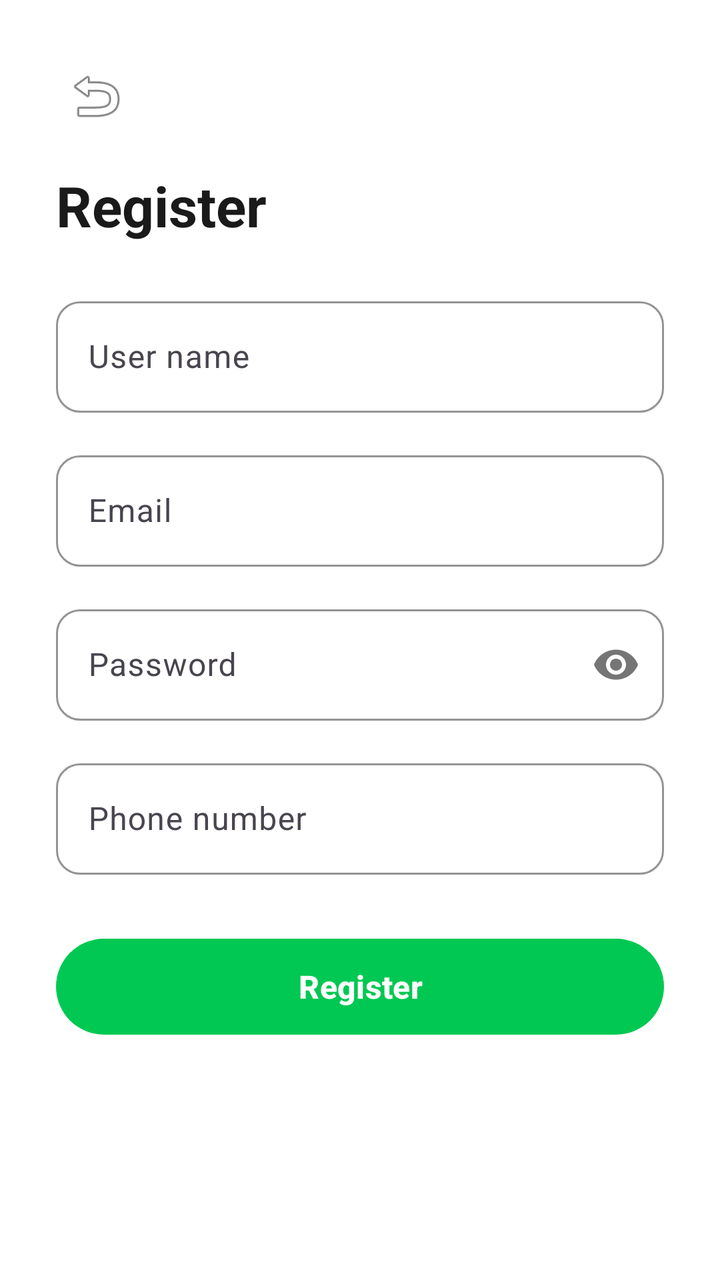
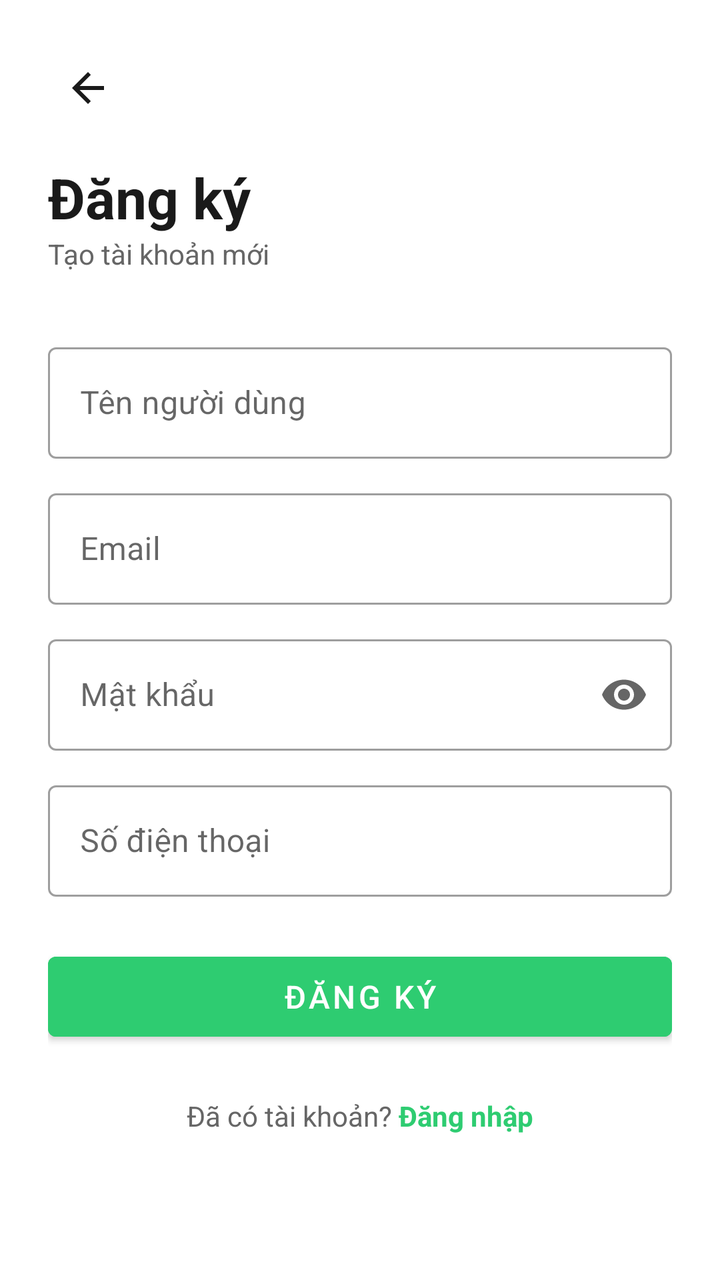

Two renders of the same Android screen: before a commit and after it. Below are the layout's source before the change and the commit's diff.
<!-- AndroidManifest.xml: application theme Theme.AutoDeliveryApp -->
<!-- res/layout/activity_register.xml -->
<?xml version="1.0" encoding="utf-8"?>
<ScrollView xmlns:android="http://schemas.android.com/apk/res/android"
    android:layout_width="match_parent"
    android:layout_height="match_parent"
    android:background="@color/white">

    <LinearLayout
        android:layout_width="match_parent"
        android:layout_height="wrap_content"
        android:orientation="vertical"
        android:padding="28dp">

        
        <ImageButton
            android:id="@+id/btnBack"
            android:layout_width="40dp"
            android:layout_height="40dp"
            android:background="?attr/selectableItemBackgroundBorderless"
            android:src="@android:drawable/ic_menu_revert"
            android:layout_marginBottom="16dp" />

        <TextView
            android:layout_width="wrap_content"
            android:layout_height="wrap_content"
            android:text="Register"
            android:textSize="28sp"
            android:textStyle="bold"
            android:textColor="@color/text_primary"
            android:layout_marginBottom="24dp" />

        
        <com.google.android.material.textfield.TextInputLayout
            style="@style/InputField"
            android:layout_width="match_parent"
            android:layout_height="wrap_content"
            android:hint="User name"
            android:layout_marginBottom="16dp">
            <com.google.android.material.textfield.TextInputEditText
                android:id="@+id/etUsername"
                android:layout_width="match_parent"
                android:layout_height="wrap_content" />
        </com.google.android.material.textfield.TextInputLayout>

        
        <com.google.android.material.textfield.TextInputLayout
            style="@style/InputField"
            android:layout_width="match_parent"
            android:layout_height="wrap_content"
            android:hint="Email"
            android:layout_marginBottom="16dp">
            <com.google.android.material.textfield.TextInputEditText
                android:id="@+id/etEmail"
                android:layout_width="match_parent"
                android:layout_height="wrap_content"
                android:inputType="textEmailAddress" />
        </com.google.android.material.textfield.TextInputLayout>

        
        <com.google.android.material.textfield.TextInputLayout
            style="@style/InputField"
            android:layout_width="match_parent"
            android:layout_height="wrap_content"
            android:hint="Password"
            android:layout_marginBottom="16dp"
            xmlns:app="http://schemas.android.com/apk/res-auto"
            app:passwordToggleEnabled="true">
            <com.google.android.material.textfield.TextInputEditText
                android:id="@+id/etPassword"
                android:layout_width="match_parent"
                android:layout_height="wrap_content"
                android:inputType="textPassword" />
        </com.google.android.material.textfield.TextInputLayout>

        
        <com.google.android.material.textfield.TextInputLayout
            style="@style/InputField"
            android:layout_width="match_parent"
            android:layout_height="wrap_content"
            android:hint="Phone number"
            android:layout_marginBottom="28dp">
            <com.google.android.material.textfield.TextInputEditText
                android:id="@+id/etPhone"
                android:layout_width="match_parent"
                android:layout_height="wrap_content"
                android:inputType="phone" />
        </com.google.android.material.textfield.TextInputLayout>

        
        <com.google.android.material.button.MaterialButton
            android:id="@+id/btnRegister"
            style="@style/PrimaryButton"
            android:layout_width="match_parent"
            android:layout_height="56dp"
            android:text="Register" />

    </LinearLayout>
</ScrollView>
<!-- resources referenced by this layout -->
<resources>
  <color name="text_primary">#1A1A1A</color>
  <color name="white">#FFFFFFFF</color>
  <style name="InputField" parent="Widget.Material3.TextInputLayout.OutlinedBox">
          <item name="boxStrokeColor">@color/border_color</item>
          <item name="boxCornerRadiusTopStart">12dp</item>
          <item name="boxCornerRadiusTopEnd">12dp</item>
          <item name="boxCornerRadiusBottomStart">12dp</item>
          <item name="boxCornerRadiusBottomEnd">12dp</item>
          <item name="hintTextColor">@color/text_secondary</item>
      </style>
  <style name="PrimaryButton" parent="Widget.Material3.Button">
          <item name="backgroundTint">@color/green_primary</item>
          <item name="android:textColor">@color/white</item>
          <item name="android:textSize">16sp</item>
          <item name="android:textStyle">bold</item>
      </style>
  <style name="Theme.AutoDeliveryApp" parent="Base.Theme.AutoDeliveryApp" />
  <color name="border_color">#E0E0E0</color>
  <color name="text_secondary">#757575</color>
  <color name="green_primary">#00C853</color>
  <style name="Base.Theme.AutoDeliveryApp" parent="Theme.Material3.DayNight.NoActionBar">
          
          <item name="colorPrimary">@color/green_primary</item>
          <item name="colorOnPrimary">@color/white</item>
          <item name="android:windowBackground">@color/background</item>
          <item name="colorPrimaryContainer">@color/green_light</item>
          <item name="colorOnPrimaryContainer">@color/green_dark</item>
      </style>
  <color name="background">#F5F5F5</color>
  <color name="green_light">#E8F5E9</color>
  <color name="green_dark">#00952C</color>
</resources>

<!-- the commit's change to res/layout/activity_register.xml (unified diff, before → after) -->
@@ -1,97 +1,122 @@
 <?xml version="1.0" encoding="utf-8"?>
 <ScrollView xmlns:android="http://schemas.android.com/apk/res/android"
+    xmlns:app="http://schemas.android.com/apk/res-auto"
     android:layout_width="match_parent"
     android:layout_height="match_parent"
-    android:background="@color/white">
+    android:background="@color/white"
+    android:fillViewport="true">
 
     <LinearLayout
         android:layout_width="match_parent"
         android:layout_height="wrap_content"
         android:orientation="vertical"
-        android:padding="28dp">
+        android:padding="24dp">
 
         
-        <ImageButton
+        <ImageView
             android:id="@+id/btnBack"
             android:layout_width="40dp"
             android:layout_height="40dp"
-            android:background="?attr/selectableItemBackgroundBorderless"
-            android:src="@android:drawable/ic_menu_revert"
-            android:layout_marginBottom="16dp" />
+            android:src="@drawable/ic_back"
+            android:padding="8dp"
+            android:layout_marginBottom="16dp"/>
 
         <TextView
             android:layout_width="wrap_content"
             android:layout_height="wrap_content"
-            android:text="Register"
+            android:text="Đăng ký"
             android:textSize="28sp"
             android:textStyle="bold"
-            android:textColor="@color/text_primary"
-            android:layout_marginBottom="24dp" />
+            android:textColor="@color/text_primary"/>
 
-        
+        <TextView
+            android:layout_width="wrap_content"
+            android:layout_height="wrap_content"
+            android:text="Tạo tài khoản mới"
+            android:textSize="14sp"
+            android:textColor="@color/text_secondary"
+            android:layout_marginBottom="32dp"/>
+
         <com.google.android.material.textfield.TextInputLayout
-            style="@style/InputField"
             android:layout_width="match_parent"
             android:layout_height="wrap_content"
-            android:hint="User name"
-            android:layout_marginBottom="16dp">
+            android:hint="Tên người dùng"
+            style="@style/Widget.MaterialComponents.TextInputLayout.OutlinedBox"
+            android:layout_marginBottom="12dp">
             <com.google.android.material.textfield.TextInputEditText
                 android:id="@+id/etUsername"
                 android:layout_width="match_parent"
-                android:layout_height="wrap_content" />
+                android:layout_height="wrap_content"
+                android:inputType="textPersonName"/>
         </com.google.android.material.textfield.TextInputLayout>
 
-        
         <com.google.android.material.textfield.TextInputLayout
-            style="@style/InputField"
             android:layout_width="match_parent"
             android:layout_height="wrap_content"
             android:hint="Email"
-            android:layout_marginBottom="16dp">
+            style="@style/Widget.MaterialComponents.TextInputLayout.OutlinedBox"
+            android:layout_marginBottom="12dp">
             <com.google.android.material.textfield.TextInputEditText
                 android:id="@+id/etEmail"
                 android:layout_width="match_parent"
                 android:layout_height="wrap_content"
-                android:inputType="textEmailAddress" />
+                android:inputType="textEmailAddress"/>
         </com.google.android.material.textfield.TextInputLayout>
 
-        
         <com.google.android.material.textfield.TextInputLayout
-            style="@style/InputField"
             android:layout_width="match_parent"
             android:layout_height="wrap_content"
-            android:hint="Password"
-            android:layout_marginBottom="16dp"
-            xmlns:app="http://schemas.android.com/apk/res-auto"
-            app:passwordToggleEnabled="true">
+            android:hint="Mật khẩu"
+            style="@style/Widget.MaterialComponents.TextInputLayout.OutlinedBox"
+            app:endIconMode="password_toggle"
+            android:layout_marginBottom="12dp">
             <com.google.android.material.textfield.TextInputEditText
                 android:id="@+id/etPassword"
                 android:layout_width="match_parent"
                 android:layout_height="wrap_content"
-                android:inputType="textPassword" />
+                android:inputType="textPassword"/>
         </com.google.android.material.textfield.TextInputLayout>
 
-        
         <com.google.android.material.textfield.TextInputLayout
-            style="@style/InputField"
             android:layout_width="match_parent"
             android:layout_height="wrap_content"
-            android:hint="Phone number"
-            android:layout_marginBottom="28dp">
+            android:hint="Số điện thoại"
+            style="@style/Widget.MaterialComponents.TextInputLayout.OutlinedBox"
+            android:layout_marginBottom="24dp">
             <com.google.android.material.textfield.TextInputEditText
                 android:id="@+id/etPhone"
                 android:layout_width="match_parent"
                 android:layout_height="wrap_content"
-                android:inputType="phone" />
+                android:inputType="phone"/>
         </com.google.android.material.textfield.TextInputLayout>
 
-        
-        <com.google.android.material.button.MaterialButton
+        <Button
             android:id="@+id/btnRegister"
-            style="@style/PrimaryButton"
             android:layout_width="match_parent"
-            android:layout_height="56dp"
-            android:text="Register" />
+            android:layout_height="52dp"
+            android:text="Đăng ký"
+            android:textSize="16sp"
+            android:backgroundTint="@color/primary_green"
+            android:layout_marginBottom="24dp"/>
+
+        <LinearLayout
+            android:layout_width="wrap_content"
+            android:layout_height="wrap_content"
+            android:orientation="horizontal"
+            android:layout_gravity="center_horizontal">
+            <TextView
+                android:layout_width="wrap_content"
+                android:layout_height="wrap_content"
+                android:text="Đã có tài khoản? "
+                android:textColor="@color/text_secondary"/>
+            <TextView
+                android:id="@+id/tvGoLogin"
+                android:layout_width="wrap_content"
+                android:layout_height="wrap_content"
+                android:text="Đăng nhập"
+                android:textColor="@color/primary_green"
+                android:textStyle="bold"/>
+        </LinearLayout>
 
     </LinearLayout>
 </ScrollView>
<!-- resource entries referenced after the edit -->
@@ -1,35 +1,24 @@
 <!-- resources referenced by this layout -->
 <resources>
+  <color name="primary_green">#2ECC71</color>
   <color name="text_primary">#1A1A1A</color>
-  <color name="white">#FFFFFFFF</color>
-  <style name="InputField" parent="Widget.Material3.TextInputLayout.OutlinedBox">
-          <item name="boxStrokeColor">@color/border_color</item>
-          <item name="boxCornerRadiusTopStart">12dp</item>
-          <item name="boxCornerRadiusTopEnd">12dp</item>
-          <item name="boxCornerRadiusBottomStart">12dp</item>
-          <item name="boxCornerRadiusBottomEnd">12dp</item>
-          <item name="hintTextColor">@color/text_secondary</item>
+  <color name="white">#FFFFFF</color>
+  <!-- drawable ic_back (drawable) -->
+  <vector xmlns:android="http://schemas.android.com/apk/res/android"
+      android:width="24dp" android:height="24dp"
+      android:viewportWidth="24" android:viewportHeight="24">
+      <path android:fillColor="#1A1A1A"
+          android:pathData="M20,11H7.83l5.59,-5.59L12,4l-8,8 8,8 1.41,-1.41L7.83,13H20v-2z"/>
+  </vector>
+  <style name="Theme.AutoDeliveryApp" parent="Theme.MaterialComponents.Light.NoActionBar">
+          <item name="colorPrimary">@color/primary_green</item>
+          <item name="colorPrimaryDark">@color/primary_green_dark</item>
+          <item name="colorAccent">@color/accent_blue</item>
+          <item name="android:windowBackground">@color/background_light</item>
       </style>
-  <style name="PrimaryButton" parent="Widget.Material3.Button">
-          <item name="backgroundTint">@color/green_primary</item>
-          <item name="android:textColor">@color/white</item>
-          <item name="android:textSize">16sp</item>
-          <item name="android:textStyle">bold</item>
-      </style>
-  <style name="Theme.AutoDeliveryApp" parent="Base.Theme.AutoDeliveryApp" />
-  <color name="border_color">#E0E0E0</color>
-  <color name="text_secondary">#757575</color>
-  <color name="green_primary">#00C853</color>
-  <style name="Base.Theme.AutoDeliveryApp" parent="Theme.Material3.DayNight.NoActionBar">
-          
-          <item name="colorPrimary">@color/green_primary</item>
-          <item name="colorOnPrimary">@color/white</item>
-          <item name="android:windowBackground">@color/background</item>
-          <item name="colorPrimaryContainer">@color/green_light</item>
-          <item name="colorOnPrimaryContainer">@color/green_dark</item>
-      </style>
-  <color name="background">#F5F5F5</color>
-  <color name="green_light">#E8F5E9</color>
-  <color name="green_dark">#00952C</color>
+  <color name="primary_green_dark">#27AE60</color>
+  <color name="accent_blue">#3498DB</color>
+  <color name="background_light">#F5F5F5</color>
+  <color name="text_secondary">#666666</color>
 </resources>
 
